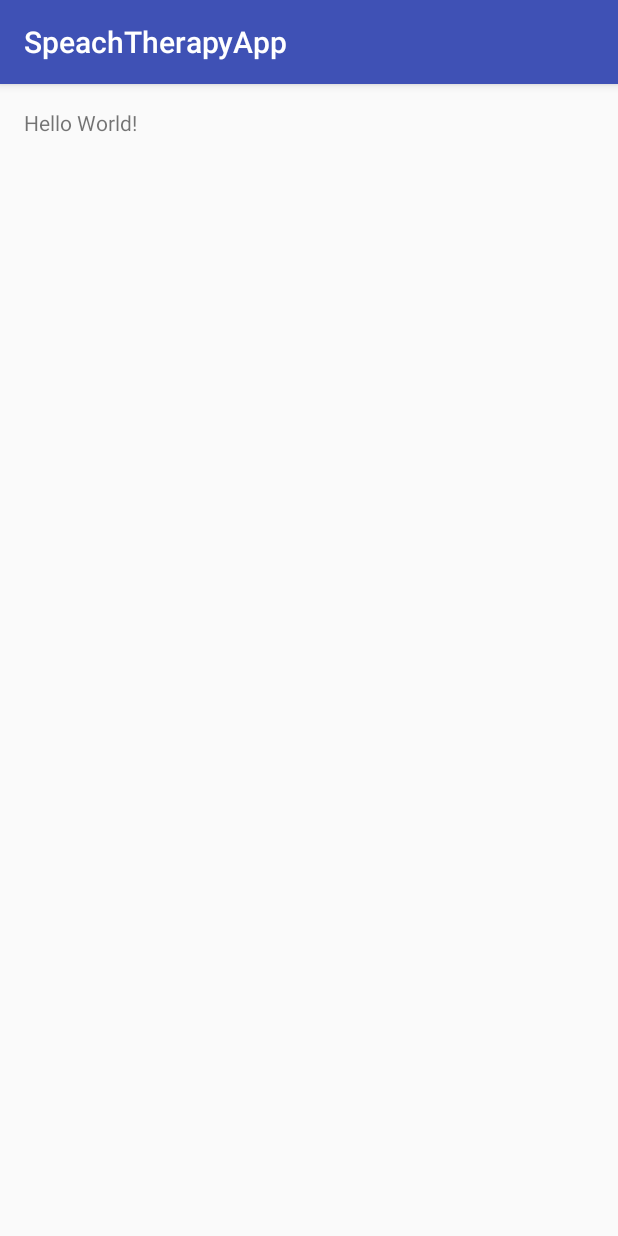
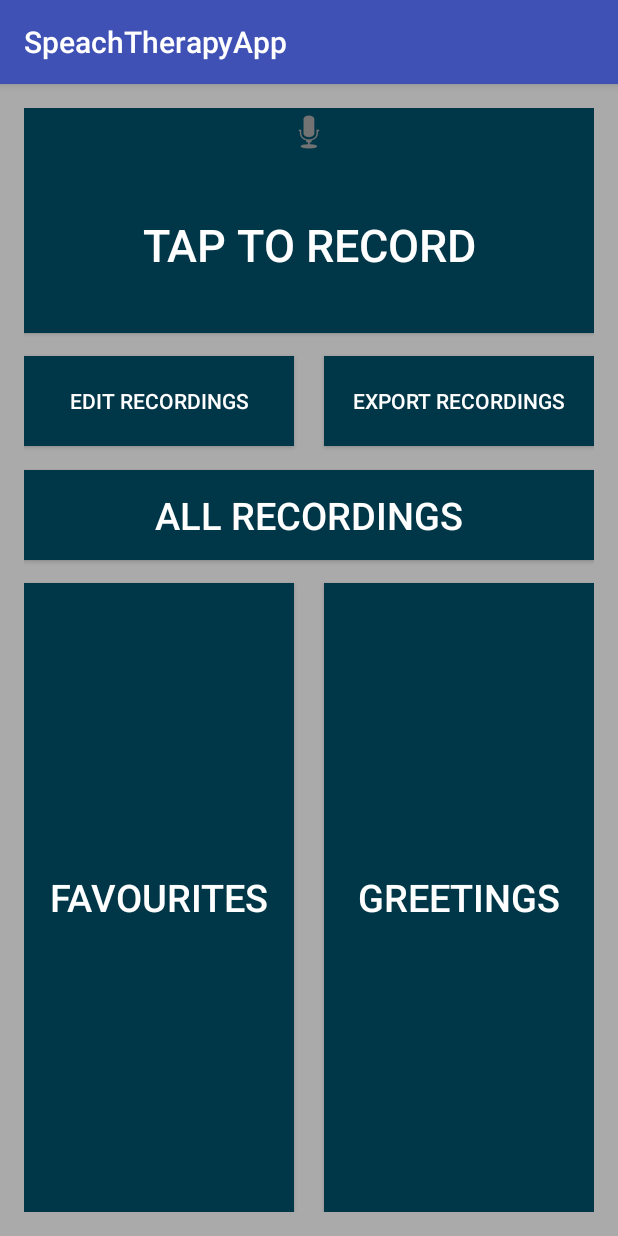
Before and after one commit to Donegaan/group4-SpeechTherapy, an Android app: the screen it shows after launch (Homepage), on a phone screen of 412 x 824 dp. Run offline under Robolectric (Android 15) with nearby library versions, the phone set to English and light mode, and no system bars.

Commit message:
Added a simple home page UI with all the neccessary buttons. Have to figure out how to add/remove buttons dynamically.

```diff
--- a/group04-SpeachTherapyApp/app/src/main/res/layout/activity_homepage.xml
+++ b/group04-SpeachTherapyApp/app/src/main/res/layout/activity_homepage.xml
@@ -1,5 +1,6 @@
 <?xml version="1.0" encoding="utf-8"?>
 <RelativeLayout xmlns:android="http://schemas.android.com/apk/res/android"
+    xmlns:app="http://schemas.android.com/apk/res-auto"
     xmlns:tools="http://schemas.android.com/tools"
     android:id="@+id/activity_homepage"
     android:layout_width="match_parent"
@@ -8,10 +9,93 @@
     android:paddingLeft="@dimen/activity_horizontal_margin"
     android:paddingRight="@dimen/activity_horizontal_margin"
     android:paddingTop="@dimen/activity_vertical_margin"
+    android:background="@android:color/darker_gray"
     tools:context="com.example.sweng04.speachtherapyapp.Homepage">
 
-    <TextView
+
+    <!--Record Button-->
+    <Button
+        android:layout_width="match_parent"
+        android:layout_height="150sp"
+        android:id="@+id/button"
+        android:background="#003748"
+        android:layout_alignParentTop="true"
+        android:layout_centerHorizontal="true"
+        android:drawableTop="@android:drawable/ic_btn_speak_now"
+        android:text="@string/rec"
+        android:textColor="#FFFFFF"
+        android:textSize="30dp" />
+
+    <!--All recordings Button-->
+    <Button
+        android:layout_width="match_parent"
+        android:layout_height="60sp"
+        android:id="@+id/imageButton"
+        android:background="#003748"
+        android:text="@string/all_recordings"
+        android:textColor="#FFFFFF"
+        android:textSize="25dp"
+        android:layout_marginTop="16dp"
+        android:layout_below="@+id/button4"
+        android:layout_alignParentLeft="true"
+        android:layout_alignParentStart="true" />
+
+    <!--Export Button-->
+    <Button
+        android:text="@string/exp_rec"
+        android:background="#003748"
+        android:textColor="#FFFFFF"
+        android:layout_width="180sp"
+        android:layout_height="60sp"
+        android:id="@+id/button4"
+        android:layout_alignTop="@+id/button1"
+        android:layout_alignParentRight="true"
+        android:layout_alignParentEnd="true" />
+
+    <!--Edit Button-->
+    <Button
+        android:text="@string/edit_rec"
+        android:background="#003748"
+        android:textColor="#FFFFFF"
+        android:layout_width="180sp"
+        android:layout_height="60sp"
+        android:id="@+id/button1"
+        android:layout_below="@+id/button"
+        android:layout_alignParentLeft="true"
+        android:layout_alignParentStart="true"
+        android:layout_marginTop="15dp" />
+
+    <!--Greetings Button-->
+    <Button
+        android:text="@string/Greetings"
+        android:textColor="#FFFFFF"
+        android:background="#003748"
+        android:layout_width="wrap_content"
+        android:layout_height="100sp"
+        android:textSize="25dp"
+        android:id="@+id/button3"
+        android:layout_alignParentBottom="true"
+        android:layout_alignParentRight="true"
+        android:layout_alignParentEnd="true"
+        android:layout_alignLeft="@+id/button4"
+        android:layout_alignTop="@+id/button7" />
+
+    <!--Favourite Button-->
+    <Button
+        android:text="@string/Favourites"
+        android:background="#003748"
+        android:textColor="#FFFFFF"
         android:layout_width="wrap_content"
         android:layout_height="wrap_content"
-        android:text="Hello World!" />
+        android:layout_below="@+id/imageButton"
+        android:layout_alignParentLeft="true"
+        android:layout_alignParentStart="true"
+        android:layout_marginTop="15dp"
+        android:id="@+id/button7"
+        android:textSize="25dp"
+        android:layout_alignParentBottom="true"
+        android:layout_alignRight="@+id/button1"
+        android:layout_alignEnd="@+id/button1" />
+
+
 </RelativeLayout>
--- a/group04-SpeachTherapyApp/app/src/main/res/values/strings.xml
+++ b/group04-SpeachTherapyApp/app/src/main/res/values/strings.xml
@@ -1,4 +1,10 @@
 <resources>
     <string name="app_name">SpeachTherapyApp</string>
     <string name="title_activity_record">Record</string>
+    <string name="all_recordings">All Recordings</string>
+    <string name="edit_rec">Edit Recordings</string>
+    <string name="exp_rec">Export Recordings</string>
+    <string name="rec">Tap to Record</string>
+    <string name="Favourites">Favourites</string>
+    <string name="Greetings">Greetings</string>
 </resources>
--- a/group04-SpeachTherapyApp/build.gradle
+++ b/group04-SpeachTherapyApp/build.gradle
@@ -5,7 +5,7 @@ buildscript {
         jcenter()
     }
     dependencies {
-        classpath 'com.android.tools.build:gradle:2.2.2'
+        classpath 'com.android.tools.build:gradle:2.2.3'
 
         // NOTE: Do not place your application dependencies here; they belong
         // in the individual module build.gradle files
```
